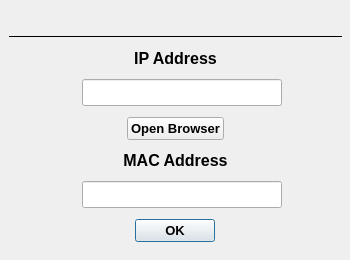
This is src/ui/forms/confirmation.ui in bitcap-co/bitcap-ipr as Qt 5 draws it before an edit. The edited form follows.
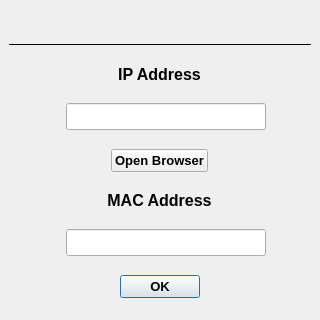
This is the edited form.

Commit message: resize confirmation to 320x320

What changed in the file:
```diff
--- a/src/ui/forms/confirmation.ui
+++ b/src/ui/forms/confirmation.ui
@@ -6,8 +6,8 @@
    <rect>
     <x>0</x>
     <y>0</y>
-    <width>350</width>
-    <height>260</height>
+    <width>320</width>
+    <height>320</height>
    </rect>
   </property>
   <property name="sizePolicy">
@@ -16,6 +16,18 @@
     <verstretch>0</verstretch>
    </sizepolicy>
   </property>
+  <property name="minimumSize">
+   <size>
+    <width>320</width>
+    <height>320</height>
+   </size>
+  </property>
+  <property name="maximumSize">
+   <size>
+    <width>320</width>
+    <height>320</height>
+   </size>
+  </property>
   <property name="windowTitle">
    <string>IPR Confirmation</string>
   </property>
@@ -24,7 +36,7 @@
     <rect>
      <x>0</x>
      <y>0</y>
-     <width>350</width>
+     <width>320</width>
      <height>30</height>
     </rect>
    </property>
@@ -48,10 +60,22 @@
     <rect>
      <x>0</x>
      <y>30</y>
-     <width>351</width>
-     <height>231</height>
+     <width>320</width>
+     <height>290</height>
     </rect>
    </property>
+   <property name="minimumSize">
+    <size>
+     <width>320</width>
+     <height>290</height>
+    </size>
+   </property>
+   <property name="maximumSize">
+    <size>
+     <width>320</width>
+     <height>290</height>
+    </size>
+   </property>
    <layout class="QGridLayout" name="gridLayout">
     <property name="leftMargin">
      <number>9</number>
```
The commit also changes 1 other file.
